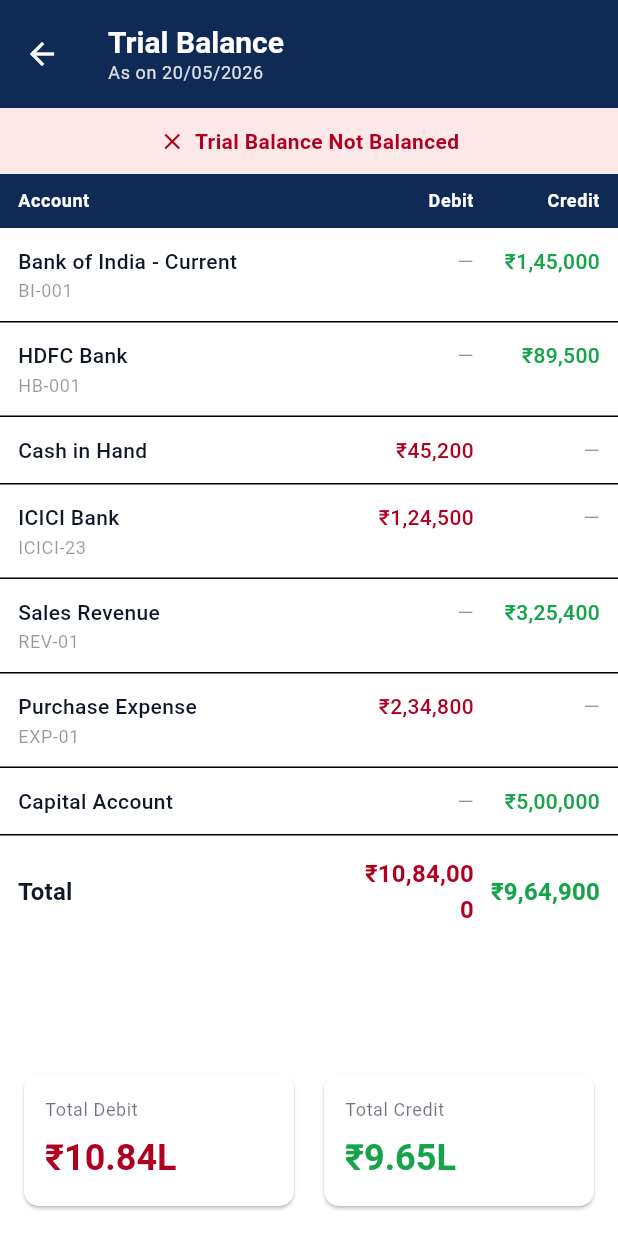
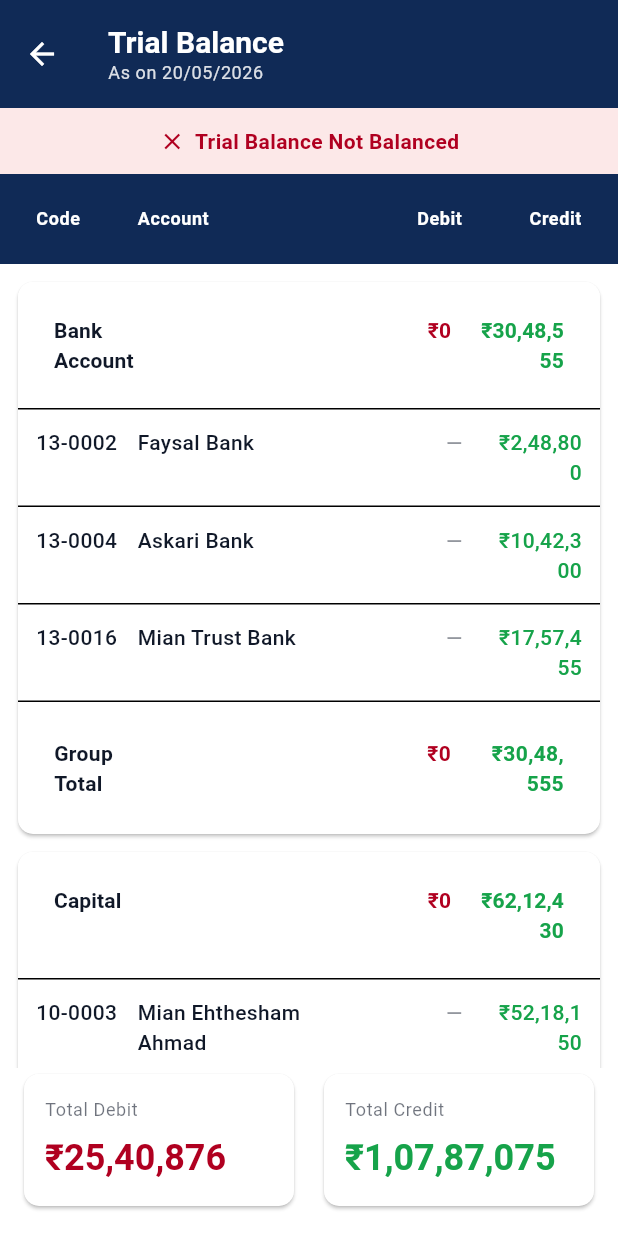
Before and after one commit to aminahnabeel/YahyaandCo-frontend-, a Flutter app: the TrialBalancePage screen opened directly, on a phone screen of 412 x 824 dp. Run offline on Flutter 3.47's test engine with Material 3 defaults, Android fonts, the light colour scheme and no system bars.

Commit message:
aminah ki changes

```diff
--- a/lib/screens/reports/trial_balance_page.dart
+++ b/lib/screens/reports/trial_balance_page.dart
@@ -1,69 +1,76 @@
 import 'package:flutter/material.dart';
 
+import '../../theme/theme.dart';
 import '../starting/language/app_language.dart';
-import '../../theme/theme.dart';
 
 class TrialBalancePage extends StatelessWidget {
   const TrialBalancePage({super.key});
 
   static const String _asOnDate = '20/05/2026';
 
-  static final List<Map<String, String>> _accounts = [
-    {
-      'name': 'Bank of India - Current',
-      'code': 'BI-001',
-      'debit': '',
-      'credit': '1,45,000',
-    },
-    {
-      'name': 'HDFC Bank',
-      'code': 'HB-001',
-      'debit': '',
-      'credit': '89,500',
-    },
-    {
-      'name': 'Cash in Hand',
-      'code': '',
-      'debit': '45,200',
-      'credit': '',
-    },
-    {
-      'name': 'ICICI Bank',
-      'code': 'ICICI-23',
-      'debit': '1,24,500',
-      'credit': '',
-    },
-    {
-      'name': 'Sales Revenue',
-      'code': 'REV-01',
-      'debit': '',
-      'credit': '3,25,400',
-    },
-    {
-      'name': 'Purchase Expense',
-      'code': 'EXP-01',
-      'debit': '2,34,800',
-      'credit': '',
-    },
-    {
-      'name': 'Capital Account',
-      'code': '',
-      'debit': '',
-      'credit': '5,00,000',
-    },
+  static const List<_TrialBalanceGroup> _groups = [
+    _TrialBalanceGroup(
+      title: 'Bank Account',
+      entries: [
+        _TrialBalanceEntry(name: 'Faysal Bank', code: '13-0002', debit: 0, credit: 248800),
+        _TrialBalanceEntry(name: 'Askari Bank', code: '13-0004', debit: 0, credit: 1042300),
+        _TrialBalanceEntry(name: 'Mian Trust Bank', code: '13-0016', debit: 0, credit: 1757455),
+      ],
+    ),
+    _TrialBalanceGroup(
+      title: 'Capital',
+      entries: [
+        _TrialBalanceEntry(name: 'Mian Ehthesham Ahmad', code: '10-0003', debit: 0, credit: 5218150),
+        _TrialBalanceEntry(name: 'Mian Abdul Majid', code: '10-0004', debit: 0, credit: 994280),
+      ],
+    ),
+    _TrialBalanceGroup(
+      title: 'Employee Account',
+      entries: [
+        _TrialBalanceEntry(name: 'Muhammad Asif Khana Abbasi', code: '11-0001', debit: 0, credit: 543830),
+        _TrialBalanceEntry(name: 'Abdul Kareem Shah', code: '11-0002', debit: 0, credit: 543830),
+      ],
+    ),
+    _TrialBalanceGroup(
+      title: 'Owner Drawing',
+      entries: [
+        _TrialBalanceEntry(name: 'Mian Gul Tahir', code: '12-0003', debit: 0, credit: 38330),
+      ],
+    ),
+    _TrialBalanceGroup(
+      title: 'Direct Income',
+      entries: [
+        _TrialBalanceEntry(name: 'Flour Mill Commission', code: '07-0001', debit: 12220, credit: 0),
+        _TrialBalanceEntry(name: 'Sales Income', code: '08-0005', debit: 0, credit: 388000),
+        _TrialBalanceEntry(name: 'Brokerage', code: '08-0006', debit: 0, credit: 12100),
+      ],
+    ),
+    _TrialBalanceGroup(
+      title: 'Company Expenses',
+      entries: [
+        _TrialBalanceEntry(name: 'Taj Flour Mills', code: '09-0001', debit: 1136774, credit: 0),
+        _TrialBalanceEntry(name: 'United Flour Mills', code: '09-0003', debit: 682620, credit: 0),
+        _TrialBalanceEntry(name: 'Ameen Cotton Factory', code: '09-0006', debit: 149862, credit: 0),
+        _TrialBalanceEntry(name: 'AHMAB Cotton Factory', code: '09-0012', debit: 514200, credit: 0),
+      ],
+    ),
+    _TrialBalanceGroup(
+      title: 'Cash Account',
+      entries: [
+        _TrialBalanceEntry(name: 'Cash in Hand', code: '13-0001', debit: 45200, credit: 0),
+      ],
+    ),
   ];
 
-  static const String _totalDebit = '10,84,000';
-  static const String _totalCredit = '9,64,900';
-  static const String _totalDebitShort = '10.84L';
-  static const String _totalCreditShort = '9.65L';
+  static int get _totalDebit => _groups.fold<int>(0, (sum, group) => sum + group.totalDebit);
+  static int get _totalCredit => _groups.fold<int>(0, (sum, group) => sum + group.totalCredit);
 
   @override
   Widget build(BuildContext context) {
     final theme = Theme.of(context);
-    final primary = theme.colorScheme.primary;
     final strings = appLanguageController.strings;
     final tr = appLanguageController.tr;
+    final isBalanced = _totalDebit == _totalCredit;
 
     return Scaffold(
       appBar: AppBar(
@@ -99,20 +106,20 @@ class TrialBalancePage extends StatelessWidget {
           Container(
             width: double.infinity,
             padding: const EdgeInsets.symmetric(vertical: 12, horizontal: 16),
-            color: const Color(0xFFFCE8E8),
+            color: isBalanced ? const Color(0xFFE9F8EE) : const Color(0xFFFCE8E8),
             child: Row(
               mainAxisAlignment: MainAxisAlignment.center,
               children: [
                 Icon(
-                  Icons.close,
+                  isBalanced ? Icons.check_circle : Icons.close,
                   size: 18,
-                  color: theme.colorScheme.error,
+                  color: isBalanced ? AppTheme.success : theme.colorScheme.error,
                 ),
                 const SizedBox(width: 6),
                 Text(
-                  tr('Trial Balance Not Balanced'),
+                  isBalanced ? tr('Trial Balance Balanced') : tr('Trial Balance Not Balanced'),
                   style: theme.textTheme.bodyMedium?.copyWith(
-                    color: theme.colorScheme.error,
+                    color: isBalanced ? AppTheme.success : theme.colorScheme.error,
                     fontWeight: FontWeight.w600,
                   ),
                 ),
@@ -121,71 +128,47 @@ class TrialBalancePage extends StatelessWidget {
           ),
           Container(
             padding: const EdgeInsets.symmetric(horizontal: 12, vertical: 10),
-            color: primary,
-            child: Row(
-              children: [
-                Expanded(
-                  flex: 3,
-                  child: Text(
-                    strings.journalAccountLabel,
-                    style: theme.textTheme.bodySmall?.copyWith(
-                      color: Colors.white,
-                      fontWeight: FontWeight.w600,
-                    ),
-                  ),
-                ),
-                Expanded(
-                  child: Text(
-                    strings.debitLabel,
-                    textAlign: TextAlign.right,
-                    style: theme.textTheme.bodySmall?.copyWith(
-                      color: Colors.white,
-                      fontWeight: FontWeight.w600,
-                    ),
-                  ),
-                ),
-                const SizedBox(width: 8),
-                Expanded(
-                  child: Text(
-                    strings.creditLabel,
-                    textAlign: TextAlign.right,
-                    style: theme.textTheme.bodySmall?.copyWith(
-                      color: Colors.white,
-                      fontWeight: FontWeight.w600,
-                    ),
-                  ),
-                ),
-              ],
+            color: theme.colorScheme.primary,
+            child: _TableRow(
+              code: tr('Code'),
+              name: strings.journalAccountLabel,
+              debit: strings.debitLabel,
+              credit: strings.creditLabel,
+              textStyle: theme.textTheme.bodySmall?.copyWith(
+                color: Colors.white,
+                fontWeight: FontWeight.w600,
+              ),
+              debitAlign: TextAlign.right,
+              creditAlign: TextAlign.right,
             ),
           ),
           Expanded(
             child: ListView.separated(
-              padding: EdgeInsets.zero,
-              itemCount: _accounts.length + 1,
-              separatorBuilder: (_, __) =>
-                  Divider(height: 1, color: theme.dividerColor),
+              padding: const EdgeInsets.fromLTRB(12, 12, 12, 16),
+              itemCount: _groups.length + 1,
+              separatorBuilder: (_, __) => const SizedBox(height: 12),
               itemBuilder: (context, index) {
-                if (index == _accounts.length) {
-                  return _TotalRow(theme: theme);
+                if (index == _groups.length) {
+                  return _GrandTotalCard(
+                    theme: theme,
+                    debit: _totalDebit,
+                    credit: _totalCredit,
+                  );
                 }
-                final row = _accounts[index];
-                return _AccountRow(
-                  name: row['name']!,
-                  code: row['code']!,
-                  debit: row['debit']!,
-                  credit: row['credit']!,
-                );
+
+                final group = _groups[index];
+                return _GroupCard(group: group, theme: theme);
               },
             ),
           ),
           Padding(
-            padding: const EdgeInsets.fromLTRB(12, 8, 12, 16),
+            padding: const EdgeInsets.fromLTRB(12, 0, 12, 16),
             child: Row(
               children: [
                 Expanded(
                   child: _SummaryCard(
                     label: tr('Total Debit'),
-                    value: '₹$_totalDebitShort',
+                    value: '₹${_formatIndian(_totalDebit)}',
                     valueColor: theme.colorScheme.error,
                   ),
                 ),
@@ -193,7 +176,7 @@ class TrialBalancePage extends StatelessWidget {
                 Expanded(
                   child: _SummaryCard(
                     label: tr('Total Credit'),
-                    value: '₹$_totalCreditShort',
+                    value: '₹${_formatIndian(_totalCredit)}',
                     valueColor: AppTheme.success,
                   ),
                 ),
@@ -204,10 +187,43 @@ class TrialBalancePage extends StatelessWidget {
       ),
     );
   }
+
+  static String _formatIndian(int value) {
+    final digits = value.abs().toString();
+    if (digits.length <= 3) {
+      return value.toString();
+    }
+
+    final lastThree = digits.substring(digits.length - 3);
+    String remaining = digits.substring(0, digits.length - 3);
+    final parts = <String>[];
+
+    while (remaining.length > 2) {
+      parts.insert(0, remaining.substring(remaining.length - 2));
+      remaining = remaining.substring(0, remaining.length - 2);
+    }
+
+    if (remaining.isNotEmpty) {
+      parts.insert(0, remaining);
+    }
+
+    final formatted = '${parts.join(',')},$lastThree';
+    return value < 0 ? '-$formatted' : formatted;
+  }
 }
 
-class _AccountRow extends StatelessWidget {
-  const _AccountRow({
+class _TrialBalanceGroup {
+  const _TrialBalanceGroup({required this.title, required this.entries});
+
+  final String title;
+  final List<_TrialBalanceEntry> entries;
+
+  int get totalDebit => entries.fold<int>(0, (sum, entry) => sum + entry.debit);
+  int get totalCredit => entries.fold<int>(0, (sum, entry) => sum + entry.credit);
+}
+
+class _TrialBalanceEntry {
+  const _TrialBalanceEntry({
     required this.name,
     required this.code,
     required this.debit,
@@ -216,8 +232,162 @@ class _AccountRow extends StatelessWidget {
 
   final String name;
   final String code;
+  final int debit;
+  final int credit;
+}
+
+class _GroupCard extends StatelessWidget {
+  const _GroupCard({required this.group, required this.theme});
+
+  final _TrialBalanceGroup group;
+  final ThemeData theme;
+
+  @override
+  Widget build(BuildContext context) {
+    return Card(
+      elevation: 1,
+      margin: EdgeInsets.zero,
+      shape: RoundedRectangleBorder(borderRadius: BorderRadius.circular(10)),
+      child: Column(
+        children: [
+          Container(
+            width: double.infinity,
+            padding: const EdgeInsets.symmetric(horizontal: 12, vertical: 10),
+            decoration: BoxDecoration(
+              color: theme.colorScheme.surfaceContainerHighest.withValues(alpha: 0.8),
+              borderRadius: const BorderRadius.vertical(top: Radius.circular(10)),
+            ),
+            child: _TableRow(
+              code: group.title,
+              name: '',
+              debit: '₹${TrialBalancePage._formatIndian(group.totalDebit)}',
+              credit: '₹${TrialBalancePage._formatIndian(group.totalCredit)}',
+              textStyle: theme.textTheme.titleSmall?.copyWith(
+                fontWeight: FontWeight.w700,
+              ),
+              debitColor: theme.colorScheme.error,
+              creditColor: AppTheme.success,
+              debitAlign: TextAlign.right,
+              creditAlign: TextAlign.right,
+            ),
+          ),
+          const Divider(height: 1),
+          ...group.entries.asMap().entries.expand((entry) {
+            final item = entry.value;
+            return [
+              _AccountRow(entry: item),
+              const Divider(height: 1),
+            ];
+          }).toList()
+            ..removeLast(),
+          const Divider(height: 1),
+          Padding(
+            padding: const EdgeInsets.symmetric(horizontal: 12, vertical: 12),
+            child: _TableRow(
+              code: 'Group Total',
+              name: '',
+              debit: '₹${TrialBalancePage._formatIndian(group.totalDebit)}',
+              credit: '₹${TrialBalancePage._formatIndian(group.totalCredit)}',
+              textStyle: theme.textTheme.bodyMedium?.copyWith(
+                fontWeight: FontWeight.w700,
+              ),
+              debitColor: theme.colorScheme.error,
+              creditColor: AppTheme.success,
+              debitAlign: TextAlign.right,
+              creditAlign: TextAlign.right,
+            ),
+          ),
+        ],
+      ),
+    );
+  }
+}
+
+class _AccountRow extends StatelessWidget {
+  const _AccountRow({required this.entry});
+
+  final _TrialBalanceEntry entry;
+
+  @override
+  Widget build(BuildContext context) {
+    final theme = Theme.of(context);
+    return _TableRow(
+      code: entry.code.isEmpty ? '—' : entry.code,
+      name: entry.name,
+      debit: entry.debit == 0 ? '—' : '₹${TrialBalancePage._formatIndian(entry.debit)}',
+      credit: entry.credit == 0 ? '—' : '₹${TrialBalancePage._formatIndian(entry.credit)}',
+      textStyle: theme.textTheme.bodyMedium?.copyWith(
+        fontWeight: FontWeight.w500,
+      ),
+      debitColor: entry.debit == 0 ? theme.colorScheme.onSurface.withValues(alpha: 0.45) : theme.colorScheme.error,
+      creditColor: entry.credit == 0 ? theme.colorScheme.onSurface.withValues(alpha: 0.45) : AppTheme.success,
+      debitAlign: TextAlign.right,
+      creditAlign: TextAlign.right,
+    );
+  }
+}
+
+class _GrandTotalCard extends StatelessWidget {
+  const _GrandTotalCard({
+    required this.theme,
+    required this.debit,
+    required this.credit,
+  });
+
+  final ThemeData theme;
+  final int debit;
+  final int credit;
+
+  @override
+  Widget build(BuildContext context) {
+    return Card(
+      elevation: 1,
+      margin: EdgeInsets.zero,
+      shape: RoundedRectangleBorder(borderRadius: BorderRadius.circular(10)),
+      child: Padding(
+        padding: const EdgeInsets.symmetric(horizontal: 12, vertical: 14),
+        child: _TableRow(
+          code: 'Grand Total',
+          name: '',
+          debit: '₹${TrialBalancePage._formatIndian(debit)}',
+          credit: '₹${TrialBalancePage._formatIndian(credit)}',
+          textStyle: theme.textTheme.titleMedium?.copyWith(
+            fontWeight: FontWeight.w700,
+          ),
+          debitColor: theme.colorScheme.error,
+          creditColor: AppTheme.success,
+          debitAlign: TextAlign.right,
+          creditAlign: TextAlign.right,
+        ),
+      ),
+    );
+  }
+}
+
+class _TableRow extends StatelessWidget {
+  const _TableRow({
+    required this.code,
+    required this.name,
+    required this.debit,
+    required this.credit,
+    required this.textStyle,
+    this.debitColor,
+    this.creditColor,
+    this.debitAlign = TextAlign.left,
+    this.creditAlign = TextAlign.left,
+    this.amountGap = 20,
+  });
+
+  final String code;
+  final String name;
   final String debit;
   final String credit;
+  final TextStyle? textStyle;
+  final Color? debitColor;
+  final Color? creditColor;
+  final TextAlign debitAlign;
+  final TextAlign creditAlign;
+  final double amountGap;
 
   @override
   Widget build(BuildContext context) {
@@ -230,88 +400,41 @@ class _AccountRow extends StatelessWidget {
         crossAxisAlignment: CrossAxisAlignment.start,
         children: [
           Expanded(
-            flex: 3,
-            child: Column(
-              crossAxisAlignment: CrossAxisAlignment.start,
-              children: [
-                Text(
-                  name,
-                  style: theme.textTheme.bodyMedium?.copyWith(
-                    fontWeight: FontWeight.w500,
-                  ),
-                ),
-                if (code.isNotEmpty) ...[
-                  const SizedBox(height: 2),
-                  Text(code, style: theme.textTheme.bodySmall?.copyWith(color: muted)),
-                ],
-              ],
-            ),
-          ),
-          Expanded(
+            flex: 2,
             child: Text(
-              debit.isEmpty ? '—' : '₹$debit',
-              textAlign: TextAlign.right,
-              style: theme.textTheme.bodyMedium?.copyWith(
-                color: debit.isEmpty ? muted : theme.colorScheme.error,
-                fontWeight: debit.isEmpty ? FontWeight.normal : FontWeight.w500,
+              code,
+              style: textStyle?.copyWith(
+                color: code == '—' || code.isEmpty ? muted : textStyle?.color ?? theme.colorScheme.onSurface,
               ),
             ),
           ),
           const SizedBox(width: 8),
           Expanded(
+            flex: 5,
             child: Text(
-              credit.isEmpty ? '—' : '₹$credit',
-              textAlign: TextAlign.right,
-              style: theme.textTheme.bodyMedium?.copyWith(
-                color: credit.isEmpty ? muted : AppTheme.success,
-                fontWeight: credit.isEmpty ? FontWeight.normal : FontWeight.w500,
-              ),
-            ),
-          ),
-        ],
-      ),
-    );
-  }
-}
-
-class _TotalRow extends StatelessWidget {
-  const _TotalRow({required this.theme});
-
-  final ThemeData theme;
-
-  @override
-  Widget build(BuildContext context) {
-    return Padding(
-      padding: const EdgeInsets.symmetric(horizontal: 12, vertical: 14),
-      child: Row(
-        children: [
-          Expanded(
-            flex: 3,
-            child: Text(
-              'Total',
-              style: theme.textTheme.titleMedium?.copyWith(
-                fontWeight: FontWeight.w700,
-              ),
-            ),
-          ),
-          Expanded(
-            child: Text(
-              '₹${TrialBalancePage._totalDebit}',
-              textAlign: TextAlign.right,
-              style: theme.textTheme.titleMedium?.copyWith(
-                color: theme.colorScheme.error,
-                fontWeight: FontWeight.w700,
-              ),
+              name,
+              style: textStyle,
             ),
           ),
           const SizedBox(width: 8),
           Expanded(
+            flex: 2,
             child: Text(
-              '₹${TrialBalancePage._totalCredit}',
-              textAlign: TextAlign.right,
-              style: theme.textTheme.titleMedium?.copyWith(
-                color: AppTheme.success,
-                fontWeight: FontWeight.w700,
+              debit,
+              textAlign: debitAlign,
+              style: textStyle?.copyWith(
+                color: debit == '—' ? muted : debitColor ?? textStyle?.color ?? theme.colorScheme.onSurface,
+              ),
+            ),
+          ),
+          SizedBox(width: amountGap),
+          Expanded(
+            flex: 2,
+            child: Text(
+              credit,
+              textAlign: creditAlign,
+              style: textStyle?.copyWith(
+                color: credit == '—' ? muted : creditColor ?? textStyle?.color ?? theme.colorScheme.onSurface,
               ),
             ),
           ),
```
